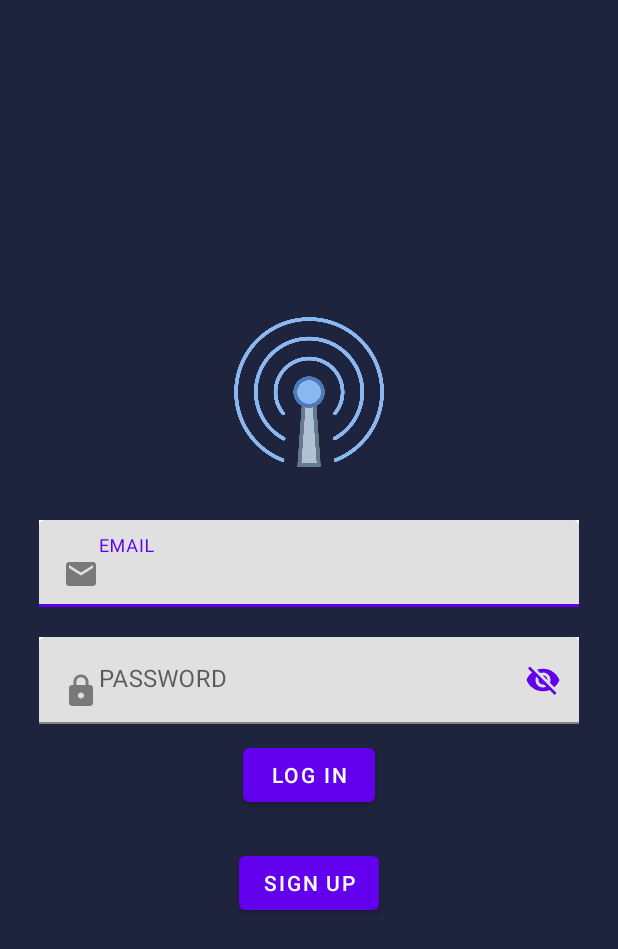
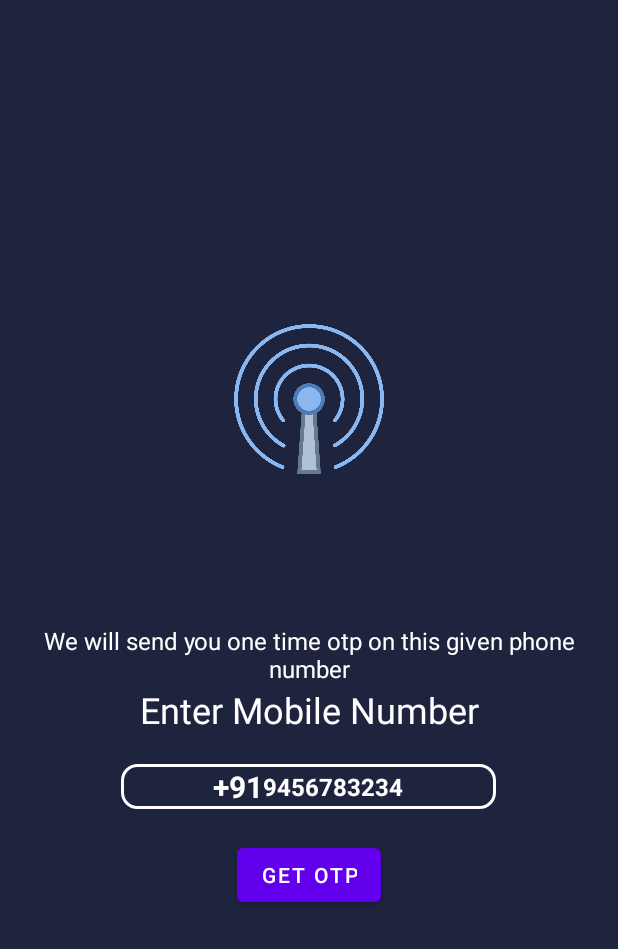
Before and after one commit to MohitAswani/Network, an Android app: the screen it shows after launch (Login before the commit, phonelogin after it), on a phone screen of 412 x 824 dp. Shown: the top 949 px of the screen. Run offline under Robolectric (Android 15) with nearby library versions, the phone set to English and light mode, and no system bars; our stand-ins replace Firebase (no records; nobody signed in at launch, a user with empty details on screens opened directly), data binding.

Commit message:
Added mobile auth

```diff
--- a/app/src/main/java/com/example/network/MainActivity.kt
+++ b/app/src/main/java/com/example/network/MainActivity.kt
@@ -4,8 +4,8 @@ import android.content.Intent
 import androidx.appcompat.app.AppCompatActivity
 import android.os.Bundle
 import com.example.network.databinding.ActivityMainBinding
+import com.example.network.login.phonelogin
 import com.google.firebase.auth.FirebaseAuth
-import com.google.firebase.ktx.Firebase
 
 class MainActivity : AppCompatActivity() {
 
@@ -23,7 +23,7 @@ class MainActivity : AppCompatActivity() {
 
         binding.logOutButton.setOnClickListener{
             mAuth.signOut()
-            val intent= Intent(this@MainActivity,Login::class.java)
+            val intent= Intent(this@MainActivity, phonelogin::class.java)
             startActivity(intent)
         }
     }
--- /dev/null
+++ b/app/src/main/java/com/example/network/login/Phonelogin.kt
@@ -0,0 +1,93 @@
+package com.example.network.login
+
+import android.content.Intent
+import androidx.appcompat.app.AppCompatActivity
+import android.os.Bundle
+import android.util.Log
+import android.view.View
+import android.widget.Button
+import android.widget.EditText
+import android.widget.ProgressBar
+import android.widget.Toast
+import com.example.network.R
+import com.google.firebase.FirebaseException
+import com.google.firebase.auth.FirebaseAuth
+import com.google.firebase.auth.PhoneAuthCredential
+import com.google.firebase.auth.PhoneAuthOptions
+import com.google.firebase.auth.PhoneAuthProvider
+import kotlinx.android.synthetic.main.activity_phonelogin.*
+import java.util.concurrent.TimeUnit
+
+class phonelogin : AppCompatActivity() {
+    lateinit var editnumber :EditText
+    lateinit var GetOTP :Button
+    lateinit var PG :ProgressBar
+    lateinit var auth: FirebaseAuth
+    lateinit var storedVerificationId:String
+    lateinit var resendToken: PhoneAuthProvider.ForceResendingToken
+   lateinit var callbacks: PhoneAuthProvider.OnVerificationStateChangedCallbacks
+    override fun onCreate(savedInstanceState: Bundle?) {
+        super.onCreate(savedInstanceState)
+        auth= FirebaseAuth.getInstance()
+        setContentView(R.layout.activity_phonelogin)
+       editnumber=findViewById(R.id.edit_number)
+        GetOTP=findViewById(R.id.OTP_button)
+        PG=findViewById(R.id.Prog_send_otp)
+
+      GetOTP.setOnClickListener(){
+        if(!edit_number.text.toString().trim().isEmpty()){
+            if(edit_number.text.toString().trim().length==10){
+               PG.visibility= View.VISIBLE
+                GetOTP.visibility=View.INVISIBLE
+
+                sendVerificationcode("+91"+editnumber.text.toString().trim())
+
+            }else{
+                Toast.makeText(this,"Please enter correct number",Toast.LENGTH_SHORT).show()
+            }
+        }else{
+            Toast.makeText(this,"Enter Mobile Number",Toast.LENGTH_SHORT).show()
+        }
+      }
+        callbacks = object : PhoneAuthProvider.OnVerificationStateChangedCallbacks(){
+            override fun onVerificationCompleted(credential: PhoneAuthCredential) {
+                PG.visibility= View.GONE
+                GetOTP.visibility=View.VISIBLE
+            }
+
+            override fun onVerificationFailed(e: FirebaseException) {
+                PG.visibility= View.GONE
+                GetOTP.visibility=View.VISIBLE
+                Toast.makeText(applicationContext, "Failed $edit_number.text.toString().trim()", Toast.LENGTH_LONG).show()
+            }
+
+            override fun onCodeSent(
+                verificationId: String,
+                token: PhoneAuthProvider.ForceResendingToken
+            ) {
+
+                PG.visibility= View.GONE
+                GetOTP.visibility=View.VISIBLE
+                Log.d("TAG","onCodeSent:$verificationId")
+                storedVerificationId = verificationId
+                resendToken = token
+                var intent = Intent(applicationContext, ChkOTP::class.java)
+                intent.putExtra("storedVerificationId",storedVerificationId)
+                intent.putExtra("number",edit_number.text.toString())
+                startActivity(intent)
+            }
+
+
+        }
+    }
+    private fun sendVerificationcode(number: String) {
+
+        val options = PhoneAuthOptions.newBuilder(auth)
+            .setPhoneNumber(number) // Phone number to verify
+            .setTimeout(60L, TimeUnit.SECONDS) // Timeout and unit
+            .setActivity(this) // Activity (for callback binding)
+            .setCallbacks(callbacks) // OnVerificationStateChangedCallbacks
+            .build()
+        PhoneAuthProvider.verifyPhoneNumber(options)
+    }
+}
--- /dev/null
+++ b/app/src/main/res/drawable/box.xml
@@ -0,0 +1,8 @@
+<?xml version="1.0" encoding="utf-8"?>
+<shape xmlns:android="http://schemas.android.com/apk/res/android"
+    android:shape="rectangle">
+    <stroke android:width="2dp"
+        android:color="@color/white"/>
+    <corners
+        android:radius="10dp"/>
+</shape>
--- a/app/src/main/res/layout/activity_login.xml
+++ b/app/src/main/res/layout/activity_login.xml
@@ -10,7 +10,7 @@
         android:orientation="vertical"
         android:gravity="center"
         android:background="#1E233E"
-        tools:context=".Login">
+        tools:context=".emaillogin.Login">
         <ImageView
             android:layout_width="100dp"
             android:layout_height="100dp"
@@ -32,8 +32,10 @@
             android:id="@+id/edit_email"
             android:layout_width="match_parent"
             android:layout_height="wrap_content"
+
             android:hint="@string/email"
-            android:drawableLeft="@drawable/ic_email" />
+            android:drawableLeft="@drawable/ic_email"
+            />
         </com.google.android.material.textfield.TextInputLayout>
 
         <com.google.android.material.textfield.TextInputLayout
--- /dev/null
+++ b/app/src/main/res/layout/activity_phonelogin.xml
@@ -0,0 +1,108 @@
+<?xml version="1.0" encoding="utf-8"?>
+<layout xmlns:android="http://schemas.android.com/apk/res/android"
+    xmlns:app="http://schemas.android.com/apk/res-auto"
+    xmlns:tools="http://schemas.android.com/tools">
+
+    <LinearLayout
+        android:layout_width="match_parent"
+        android:padding="16dp"
+        android:layout_height="match_parent"
+        android:orientation="vertical"
+        android:gravity="center"
+        android:background="#1E233E"
+        tools:context=".emaillogin.Login">
+        <ImageView
+            android:layout_width="100dp"
+            android:layout_height="100dp"
+            android:src="@drawable/netw"
+            android:layout_marginBottom="100dp"
+            />
+        <TextView
+            android:layout_width="match_parent"
+            android:layout_height="wrap_content"
+            android:textSize="16sp"
+            android:text="We will send you one time otp on this given phone number"
+            android:textColor="@color/white"
+            android:gravity="center"
+            />
+        <TextView
+            android:layout_width="match_parent"
+            android:layout_height="wrap_content"
+            android:text="Enter Mobile Number"
+            android:textSize="24sp"
+            android:textColor="@color/white"
+            android:gravity="center"
+            />
+
+        <LinearLayout
+            android:layout_width="250dp"
+            android:layout_height="30dp"
+            android:background="@drawable/box"
+            android:gravity="center"
+            android:layout_marginTop="20dp"
+            android:layout_marginBottom="20dp"
+            android:layout_marginStart="30dp"
+            android:layout_marginEnd="30dp"
+            android:orientation="horizontal">
+            <TextView
+                android:layout_width="wrap_content"
+                android:layout_height="40dp"
+                android:text="+91"
+                android:layout_marginBottom="30dp"
+                android:layout_marginTop="30dp"
+                android:textColor="@color/white"
+                android:textSize="20sp"
+                android:gravity="center"
+                android:textStyle="bold"
+                />
+
+            <EditText
+                android:layout_width="wrap_content"
+                android:layout_height="40dp"
+                android:id="@+id/edit_number"
+                android:hint="9456783234"
+                android:textColor="@color/white"
+                android:background="@null"
+                android:imeOptions="actionDone"
+                android:inputType="number"
+                android:textColorHint="@color/white"
+                android:textSize="16sp"
+                android:textStyle="bold"
+
+
+
+                />
+
+        </LinearLayout>
+        <FrameLayout
+            android:layout_width="match_parent"
+            android:layout_height="wrap_content">
+            <com.google.android.material.button.MaterialButton
+                android:id="@+id/OTP_button"
+                android:layout_width="wrap_content"
+                android:layout_height="wrap_content"
+                android:text="Get OTP"
+                app:layout_constraintBottom_toBottomOf="parent"
+                android:layout_gravity="center_horizontal"
+                app:layout_constraintHorizontal_bias="0.498"
+                app:layout_constraintLeft_toLeftOf="parent"
+                app:layout_constraintRight_toRightOf="parent"
+                app:layout_constraintTop_toTopOf="parent"
+                app:layout_constraintVertical_bias="0.674" />
+            <ProgressBar
+                android:id="@+id/Prog_send_otp"
+                android:layout_width="35dp"
+                android:layout_height="35dp"
+                android:layout_gravity="center"
+                android:visibility="gone"
+               />
+
+        </FrameLayout>
+
+
+
+
+
+
+    </LinearLayout>
+</layout>
--- a/app/src/main/res/layout/activity_signup.xml
+++ b/app/src/main/res/layout/activity_signup.xml
@@ -10,7 +10,7 @@
         android:orientation="vertical"
         android:gravity="center"
         android:background="#1E233E"
-        tools:context=".Login">
+        tools:context=".emaillogin.Login">
         <com.google.android.material.textfield.TextInputLayout
             android:background="@color/white"
             android:id="@+id/textInputLayout2"
```
Also changed, not shown: app/src/main/AndroidManifest.xml (+12 -6 lines), app/src/main/java/com/example/network/emaillogin/Login.kt (renamed from app/src/main/java/com/example/network/Login.kt, +5 -4 lines), app/src/main/java/com/example/network/emaillogin/Signup.kt (renamed from app/src/main/java/com/example/network/Signup.kt, +3 -5 lines), app/src/main/java/com/example/network/login/ChkOTP.kt (added, +240 -0 lines), app/src/main/res/layout/activity_chk_otp.xml (added, +209 -0 lines), app/src/main/res/drawable-xxhdpi/check.png (added).
